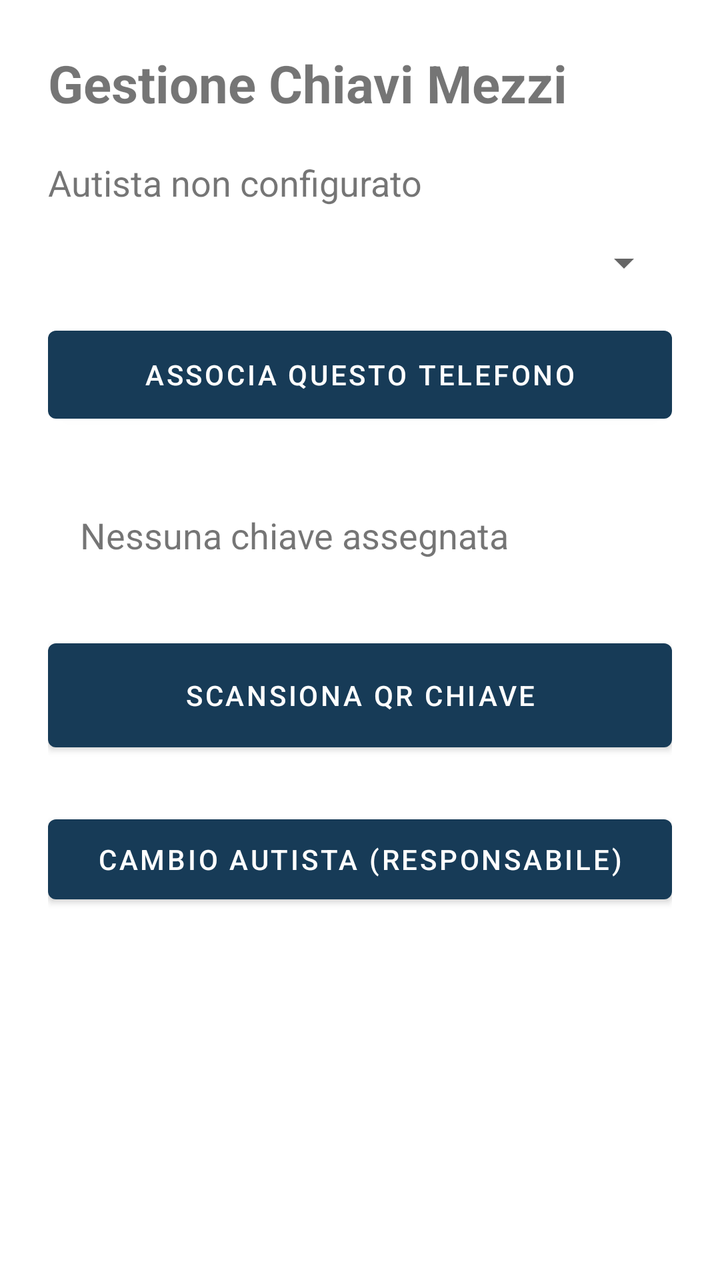
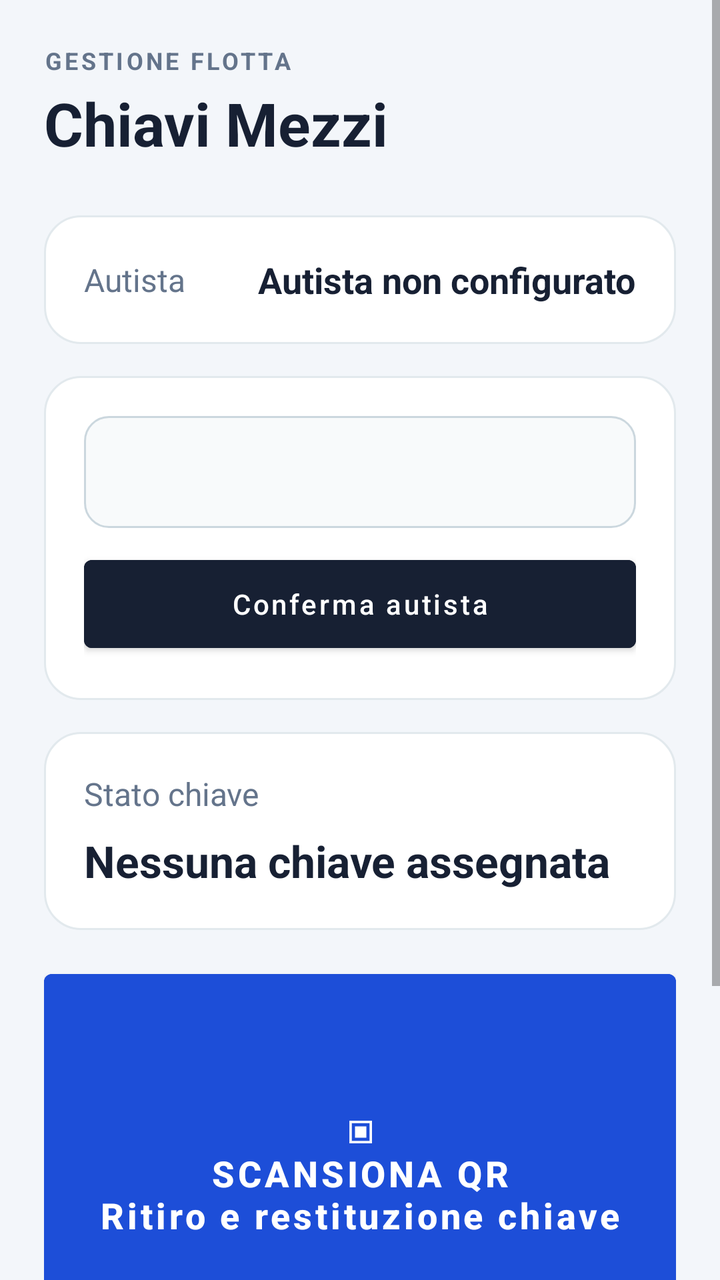

Compare the two renders of this Android layout. The source of the first and the diff that turns it into the second are given below.
<!-- AndroidManifest.xml: application theme Theme.GestioneChiavi -->
<!-- res/layout/activity_main.xml -->
<ScrollView xmlns:android="http://schemas.android.com/apk/res/android" android:layout_width="match_parent" android:layout_height="match_parent"><LinearLayout android:layout_width="match_parent" android:layout_height="wrap_content" android:orientation="vertical" android:padding="24dp"><TextView android:text="Gestione Chiavi Mezzi" android:textStyle="bold" android:textSize="26sp" android:layout_width="wrap_content" android:layout_height="wrap_content"/><TextView android:id="@+id/driver" android:text="Autista non configurato" android:textSize="18sp" android:layout_marginTop="20dp" android:layout_width="match_parent" android:layout_height="wrap_content"/><Spinner android:id="@+id/driverSpinner" android:layout_width="match_parent" android:layout_height="56dp"/><Button android:id="@+id/saveDriver" android:text="Associa questo telefono" android:layout_width="match_parent" android:layout_height="56dp"/><TextView android:id="@+id/status" android:text="Nessuna chiave assegnata" android:textSize="18sp" android:padding="16dp" android:layout_marginTop="24dp" android:layout_width="match_parent" android:layout_height="wrap_content"/><Button android:id="@+id/scan" android:text="Scansiona QR chiave" android:layout_marginTop="20dp" android:layout_width="match_parent" android:layout_height="64dp"/><Button android:id="@+id/photo" android:text="Fotografa stato mezzo" android:visibility="gone" android:layout_width="match_parent" android:layout_height="56dp"/><Button android:id="@+id/changeDriver" android:text="Cambio autista (responsabile)" android:layout_marginTop="24dp" android:layout_width="match_parent" android:layout_height="52dp"/><TextView android:id="@+id/message" android:layout_marginTop="16dp" android:layout_width="match_parent" android:layout_height="wrap_content"/></LinearLayout></ScrollView>
<!-- resources referenced by this layout -->
<resources>
  <style name="Theme.GestioneChiavi" parent="Theme.MaterialComponents.DayNight.NoActionBar"><item name="colorPrimary">@color/primary</item><item name="colorPrimaryVariant">@color/primary_dark</item></style>
  <color name="primary">#173B57</color>
  <color name="primary_dark">#0E293D</color>
</resources>

<!-- the commit's change to res/layout/activity_main.xml (unified diff, before → after) -->
@@ -1 +1,34 @@
-<ScrollView xmlns:android="http://schemas.android.com/apk/res/android" android:layout_width="match_parent" android:layout_height="match_parent"><LinearLayout android:layout_width="match_parent" android:layout_height="wrap_content" android:orientation="vertical" android:padding="24dp"><TextView android:text="Gestione Chiavi Mezzi" android:textStyle="bold" android:textSize="26sp" android:layout_width="wrap_content" android:layout_height="wrap_content"/><TextView android:id="@+id/driver" android:text="Autista non configurato" android:textSize="18sp" android:layout_marginTop="20dp" android:layout_width="match_parent" android:layout_height="wrap_content"/><Spinner android:id="@+id/driverSpinner" android:layout_width="match_parent" android:layout_height="56dp"/><Button android:id="@+id/saveDriver" android:text="Associa questo telefono" android:layout_width="match_parent" android:layout_height="56dp"/><TextView android:id="@+id/status" android:text="Nessuna chiave assegnata" android:textSize="18sp" android:padding="16dp" android:layout_marginTop="24dp" android:layout_width="match_parent" android:layout_height="wrap_content"/><Button android:id="@+id/scan" android:text="Scansiona QR chiave" android:layout_marginTop="20dp" android:layout_width="match_parent" android:layout_height="64dp"/><Button android:id="@+id/photo" android:text="Fotografa stato mezzo" android:visibility="gone" android:layout_width="match_parent" android:layout_height="56dp"/><Button android:id="@+id/changeDriver" android:text="Cambio autista (responsabile)" android:layout_marginTop="24dp" android:layout_width="match_parent" android:layout_height="52dp"/><TextView android:id="@+id/message" android:layout_marginTop="16dp" android:layout_width="match_parent" android:layout_height="wrap_content"/></LinearLayout></ScrollView>
+<ScrollView xmlns:android="http://schemas.android.com/apk/res/android"
+    android:layout_width="match_parent"
+    android:layout_height="match_parent"
+    android:background="#F3F6FA"
+    android:fillViewport="true">
+    <LinearLayout
+        android:layout_width="match_parent"
+        android:layout_height="wrap_content"
+        android:orientation="vertical"
+        android:padding="22dp">
+        <TextView android:layout_width="wrap_content" android:layout_height="wrap_content" android:text="GESTIONE FLOTTA" android:textColor="#64748B" android:textSize="12sp" android:textStyle="bold" android:letterSpacing="0.12" />
+        <TextView android:layout_width="wrap_content" android:layout_height="wrap_content" android:layout_marginTop="3dp" android:text="Chiavi Mezzi" android:textColor="#172033" android:textSize="30sp" android:textStyle="bold" />
+
+        <LinearLayout android:layout_width="match_parent" android:layout_height="wrap_content" android:layout_marginTop="26dp" android:background="@drawable/card_background" android:gravity="center_vertical" android:orientation="horizontal" android:padding="20dp">
+            <TextView android:layout_width="0dp" android:layout_height="wrap_content" android:layout_weight="1" android:text="Autista" android:textColor="#64748B" android:textSize="16sp" />
+            <TextView android:id="@+id/driver" android:layout_width="wrap_content" android:layout_height="wrap_content" android:text="Autista non configurato" android:textColor="#172033" android:textSize="18sp" android:textStyle="bold" />
+        </LinearLayout>
+
+        <LinearLayout android:layout_width="match_parent" android:layout_height="wrap_content" android:layout_marginTop="16dp" android:background="@drawable/card_background" android:orientation="vertical" android:padding="20dp">
+            <Spinner android:id="@+id/driverSpinner" android:layout_width="match_parent" android:layout_height="56dp" android:background="@drawable/input_background" android:paddingStart="12dp" android:paddingEnd="12dp" />
+            <Button android:id="@+id/saveDriver" android:layout_width="match_parent" android:layout_height="56dp" android:layout_marginTop="10dp" android:backgroundTint="#172033" android:text="Conferma autista" android:textColor="#FFFFFF" android:textAllCaps="false" />
+        </LinearLayout>
+
+        <LinearLayout android:layout_width="match_parent" android:layout_height="wrap_content" android:layout_marginTop="16dp" android:background="@drawable/card_background" android:orientation="vertical" android:padding="20dp">
+            <TextView android:layout_width="wrap_content" android:layout_height="wrap_content" android:text="Stato chiave" android:textColor="#64748B" android:textSize="16sp" />
+            <TextView android:id="@+id/status" android:layout_width="match_parent" android:layout_height="wrap_content" android:layout_marginTop="8dp" android:text="Nessuna chiave assegnata" android:textColor="#172033" android:textSize="22sp" android:textStyle="bold" />
+        </LinearLayout>
+
+        <Button android:id="@+id/scan" android:layout_width="match_parent" android:layout_height="210dp" android:layout_marginTop="16dp" android:backgroundTint="#1D4ED8" android:text="▣\nSCANSIONA QR\nRitiro e restituzione chiave" android:textColor="#FFFFFF" android:textSize="18sp" android:textStyle="bold" android:textAllCaps="false" />
+        <Button android:id="@+id/photo" android:layout_width="match_parent" android:layout_height="56dp" android:layout_marginTop="16dp" android:text="Fotografa stato mezzo" android:textAllCaps="false" android:visibility="gone" />
+        <TextView android:id="@+id/message" android:layout_width="match_parent" android:layout_height="wrap_content" android:layout_marginTop="16dp" android:gravity="center" android:minHeight="28dp" android:textColor="#172033" android:textStyle="bold" />
+        <Button android:id="@+id/changeDriver" android:layout_width="match_parent" android:layout_height="52dp" android:layout_marginTop="22dp" android:backgroundTint="#E2E8F0" android:text="Area responsabile / Cambio autista" android:textColor="#172033" android:textAllCaps="false" />
+    </LinearLayout>
+</ScrollView>
<!-- resource entries referenced after the edit -->
@@ -1,5 +1,14 @@
 <!-- resources referenced by this layout -->
 <resources>
+  <!-- drawable card_background (drawable) -->
+  <shape xmlns:android="http://schemas.android.com/apk/res/android" android:shape="rectangle"><solid android:color="#FFFFFF"/><corners android:radius="18dp"/><stroke android:width="1dp" android:color="#E2E9ED"/></shape>
+  <!-- drawable input_background (drawable) -->
+  <shape xmlns:android="http://schemas.android.com/apk/res/android" android:shape="rectangle">
+      <solid android:color="#F8FAFB" />
+      <corners android:radius="12dp" />
+      <stroke android:width="1dp" android:color="#CBD7DE" />
+      <padding android:left="8dp" android:top="4dp" android:right="8dp" android:bottom="4dp" />
+  </shape>
   <style name="Theme.GestioneChiavi" parent="Theme.MaterialComponents.DayNight.NoActionBar"><item name="colorPrimary">@color/primary</item><item name="colorPrimaryVariant">@color/primary_dark</item></style>
   <color name="primary">#173B57</color>
   <color name="primary_dark">#0E293D</color>
